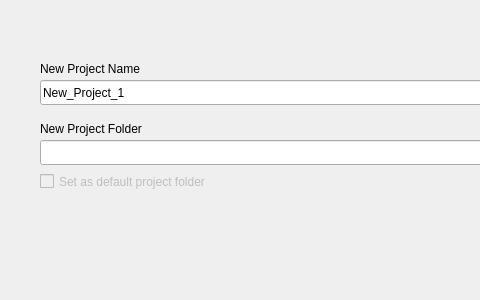
Before: the Qt Designer form newprojectdialog.ui in Formiat/ES_IDE, drawn with Qt 5; both pictures show x 0 to 480 and y 0 to 300 of the 790 by 300 pixel window.
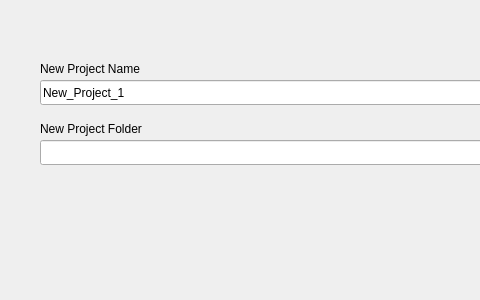
After: the same form once the commit is applied.

Patch:
```diff
--- a/newprojectdialog.ui
+++ b/newprojectdialog.ui
@@ -10,6 +10,24 @@
     <height>300</height>
    </rect>
   </property>
+  <property name="sizePolicy">
+   <sizepolicy hsizetype="Fixed" vsizetype="Fixed">
+    <horstretch>0</horstretch>
+    <verstretch>0</verstretch>
+   </sizepolicy>
+  </property>
+  <property name="minimumSize">
+   <size>
+    <width>790</width>
+    <height>300</height>
+   </size>
+  </property>
+  <property name="maximumSize">
+   <size>
+    <width>790</width>
+    <height>300</height>
+   </size>
+  </property>
   <property name="windowTitle">
    <string>Dialog</string>
   </property>
@@ -65,22 +83,6 @@
     <string>Browse</string>
    </property>
   </widget>
-  <widget class="QCheckBox" name="checkBox">
-   <property name="enabled">
-    <bool>false</bool>
-   </property>
-   <property name="geometry">
-    <rect>
-     <x>40</x>
-     <y>170</y>
-     <width>231</width>
-     <height>23</height>
-    </rect>
-   </property>
-   <property name="text">
-    <string>Set as default project folder</string>
-   </property>
-  </widget>
   <widget class="QLabel" name="label_2">
    <property name="geometry">
     <rect>
```
